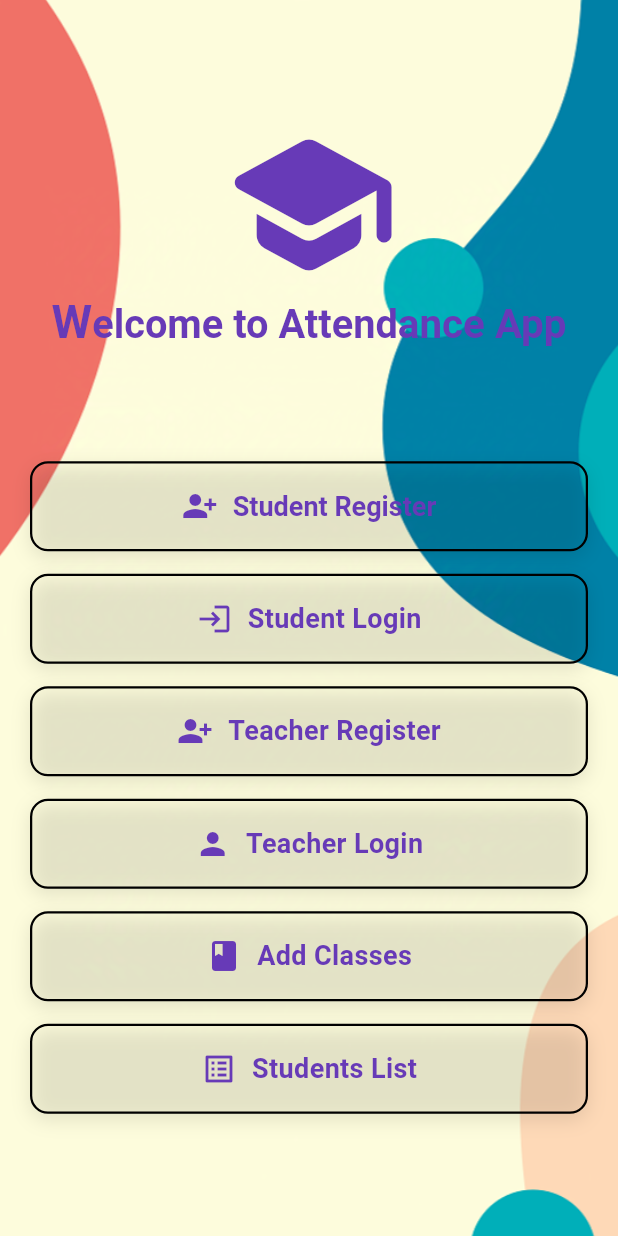
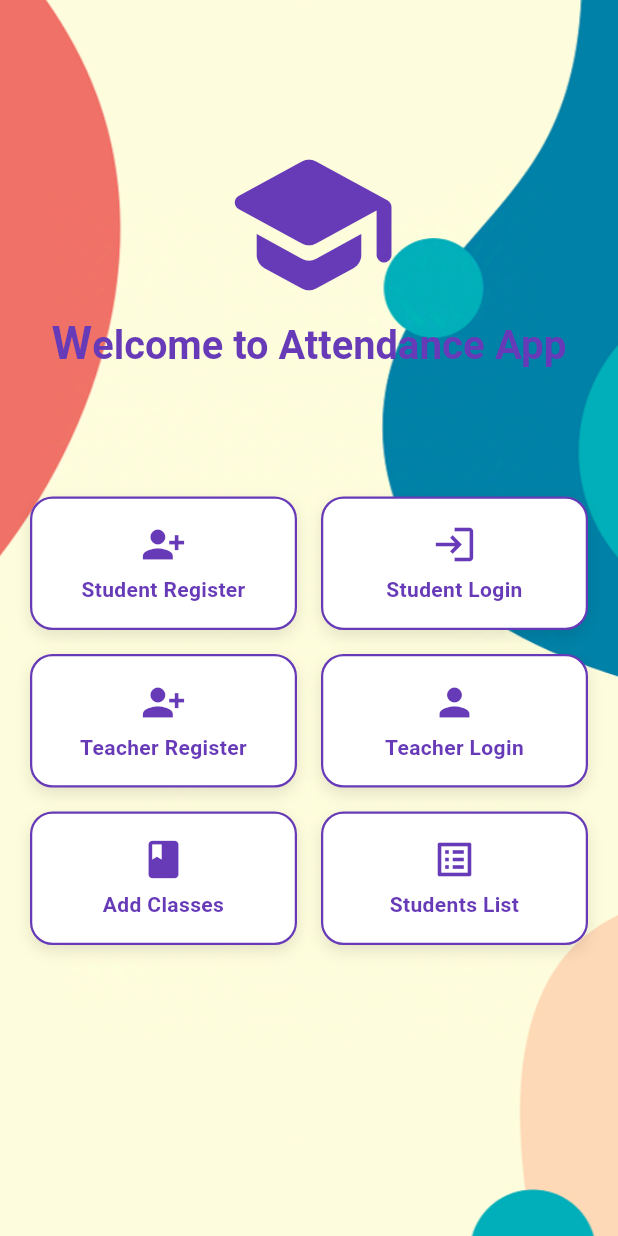
Before and after one commit to jadhavswapnil01/Flutter_Attendance, a Flutter app: the screen it shows after launch, on a phone screen of 412 x 824 dp. Run offline on Flutter 3.47's test engine with Material 3 defaults, Android fonts, the phone set to English and light mode, and no system bars; our stand-ins replace image_picker, location, sqflite; missing offline and left inert: dart:ffi, wifi_iot; accounts and stored records are empty.

Commit message:
Improved UI of main screen

```diff
--- a/lib/main.dart
+++ b/lib/main.dart
@@ -63,11 +63,12 @@ class HomeScreen extends StatelessWidget {
         child: Center(
           child: SingleChildScrollView(
             child: Padding(
+
               padding: const EdgeInsets.symmetric(horizontal: 20.0),
               child: Column(
                 mainAxisAlignment: MainAxisAlignment.center,
                 children: [
-                  const SizedBox(height: 10),
+                  const SizedBox(height: 90),
                   const Icon(
                     Icons.school_rounded,
                     size: 120,
@@ -105,8 +106,11 @@ class HomeScreen extends StatelessWidget {
                       ],
                     ),
                   ),
-                  const SizedBox(height: 75),
-                  ..._buildButtonList(context),
+                  const SizedBox(height: 85),
+                  SizedBox(
+                    height: 500, // Adjust height as needed
+                    child: _buildButtonGrid(context),
+                  ),
 
                 ],
 
@@ -124,48 +128,17 @@ class HomeScreen extends StatelessWidget {
 
   }
 
-  List<Widget> _buildButtonList(BuildContext context) {
-
+  Widget _buildButtonGrid(BuildContext context) {
     final buttonData = [
-
       {
-        'text': RichText(
-          text: const TextSpan(
-            children: [
-              TextSpan(
-                text: 'Student',
-                style: TextStyle(
-                  fontSize: 18,
-                  fontWeight: FontWeight.bold,
-                  color: Color(0xFF673AB7),
-                ),
-              ),
-              TextSpan(
-                text: ' Regis',
-                style: TextStyle(
-                  fontSize: 18,
-                  fontWeight: FontWeight.bold,
-                  color: Color(0xFF673AB7),
-                ),
-              ),
-              TextSpan(
-                text: 'ter',
-                style: TextStyle(
-                  fontSize: 18,
-                  fontWeight: FontWeight.bold,
-                  color: Color(0xFF673AB7),
-                ),
-              ),
-            ],
-          ),
-        ),
+        'text': 'Student Register',
         'icon': Icons.person_add_alt_1,
         'onPressed': () {
           Navigator.push(
             context,
             MaterialPageRoute(builder: (_) => StudentRegister()),
           );
-        }
+        },
       },
       {
         'text': 'Student Login',
@@ -175,7 +148,7 @@ class HomeScreen extends StatelessWidget {
             context,
             MaterialPageRoute(builder: (_) => const StudentLogin()),
           );
-        }
+        },
       },
       {
         'text': 'Teacher Register',
@@ -185,7 +158,7 @@ class HomeScreen extends StatelessWidget {
             context,
             MaterialPageRoute(builder: (_) => TeacherRegister()),
           );
-        }
+        },
       },
       {
         'text': 'Teacher Login',
@@ -195,7 +168,7 @@ class HomeScreen extends StatelessWidget {
             context,
             MaterialPageRoute(builder: (_) => TeacherLogin()),
           );
-        }
+        },
       },
       {
         'text': 'Add Classes',
@@ -205,7 +178,7 @@ class HomeScreen extends StatelessWidget {
             context,
             MaterialPageRoute(builder: (_) => AddClassScreen()),
           );
-        }
+        },
       },
       {
         'text': 'Students List',
@@ -215,55 +188,81 @@ class HomeScreen extends StatelessWidget {
             context,
             MaterialPageRoute(builder: (_) => const StudentsList()),
           );
-        }
+        },
       },
     ];
 
-    return buttonData
-        .map((button) => Padding(
-              padding: const EdgeInsets.only(bottom: 15),
-              child: GestureDetector(
-                onTap: button['onPressed'] as VoidCallback,
+    return GridView.builder(
+      itemCount: buttonData.length,
+      gridDelegate: const SliverGridDelegateWithFixedCrossAxisCount(
+        crossAxisCount: 2, // Number of columns
+        crossAxisSpacing: 16.0, // Horizontal spacing between buttons
+        mainAxisSpacing: 16.0, // Vertical spacing between buttons
+        childAspectRatio: 2, // Width to height ratio of each button
+      ),
+      itemBuilder: (context, index) {
+        final button = buttonData[index];
+        return _buildGridButton(
+          context,
+          text: button['text'] as String,
+          icon: button['icon'] as IconData,
+          onPressed: button['onPressed'] as VoidCallback,
+        );
+      },
+    );
+  }
+
+  // Function to build individual grid buttons
+  Widget _buildGridButton(BuildContext context,
+    {required String text,
+    required IconData icon,
+    required VoidCallback onPressed}) {
+  return InkWell(
+    onTap: onPressed,
+    borderRadius: BorderRadius.circular(15),
+    splashColor: const Color(0xFF673AB7).withAlpha(50),
     child: Container(
-                  height: 60,
       decoration: BoxDecoration(
-                    color: const Color.fromARGB(0, 184, 89, 213),
-                    border: Border.all(
-                        color: const Color.fromARGB(255, 0, 0, 0), width: 1.5),
-                    borderRadius: BorderRadius.circular(12),
+        color: Colors.white,
+        border: Border.all(color: const Color(0xFF673AB7), width: 1.5),
+        borderRadius: BorderRadius.circular(15),
         boxShadow: [
           BoxShadow(
-                        color:
-                            const Color.fromARGB(255, 0, 0, 0).withOpacity(0.1),
-                        blurRadius: 10,
+            color: Colors.black.withAlpha(25),
+            blurRadius: 8,
             offset: const Offset(0, 4),
           ),
         ],
       ),
-                  child: Row(
+      child: Column(
         mainAxisAlignment: MainAxisAlignment.center,
         children: [
-                      Icon(button['icon'] as IconData,
-                          color: const Color(0xFF673AB7)),
-                      const SizedBox(width: 10),
-                      button['text'] is String
-                          ? Text(
-                              button['text'] as String,
+          Icon(
+            icon,
+            size: 30, // Reduced size for the icon
+            color: const Color(0xFF673AB7),
+          ),
+          const SizedBox(height: 5), // Reduced spacing
+          Padding(
+            padding: const EdgeInsets.symmetric(horizontal: 8.0),
+            child: Text(
+              text,
+              textAlign: TextAlign.center,
               style: const TextStyle(
-                                fontSize: 18,
-                                fontWeight: FontWeight.bold,
+                fontSize: 14, // Reduced font size
+                fontWeight: FontWeight.w600,
                 color: Color(0xFF673AB7),
               ),
-                            )
-                          : button['text'] as Widget,
+            ),
+          ),
         ],
       ),
     ),
-              ),
-            ))
-        .toList();
+  );
 }
+
 }
+
 
 class StudentsList extends StatelessWidget {
   const StudentsList({super.key});
```
Lines whose indentation alone changed are shown as unchanged.
